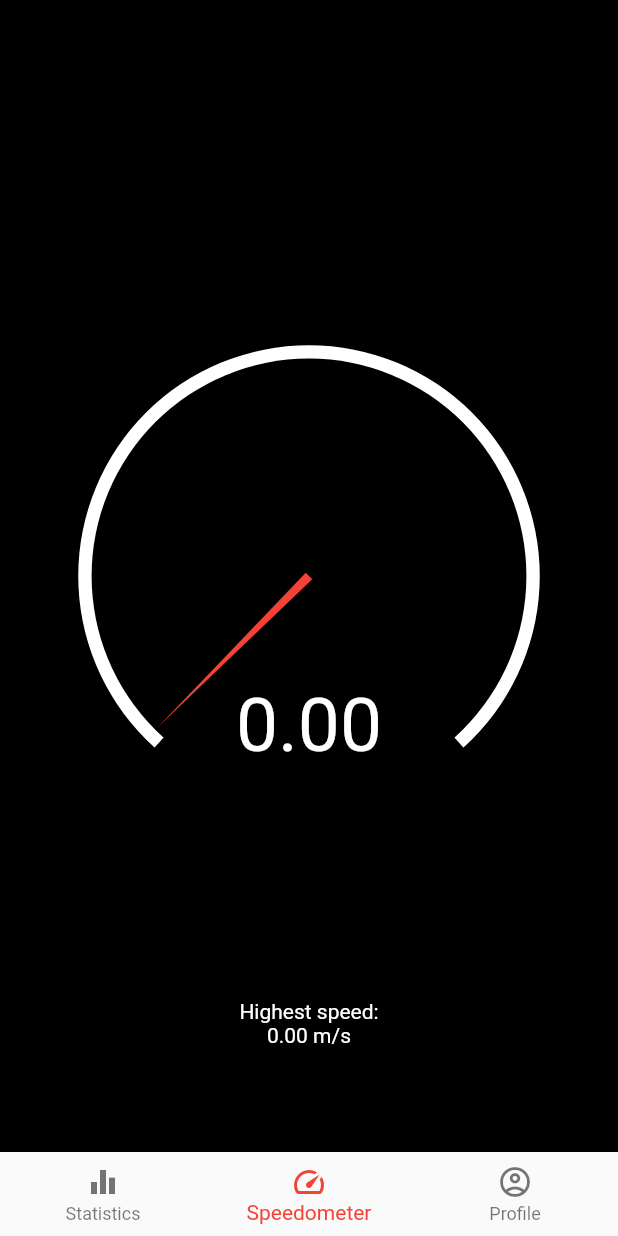
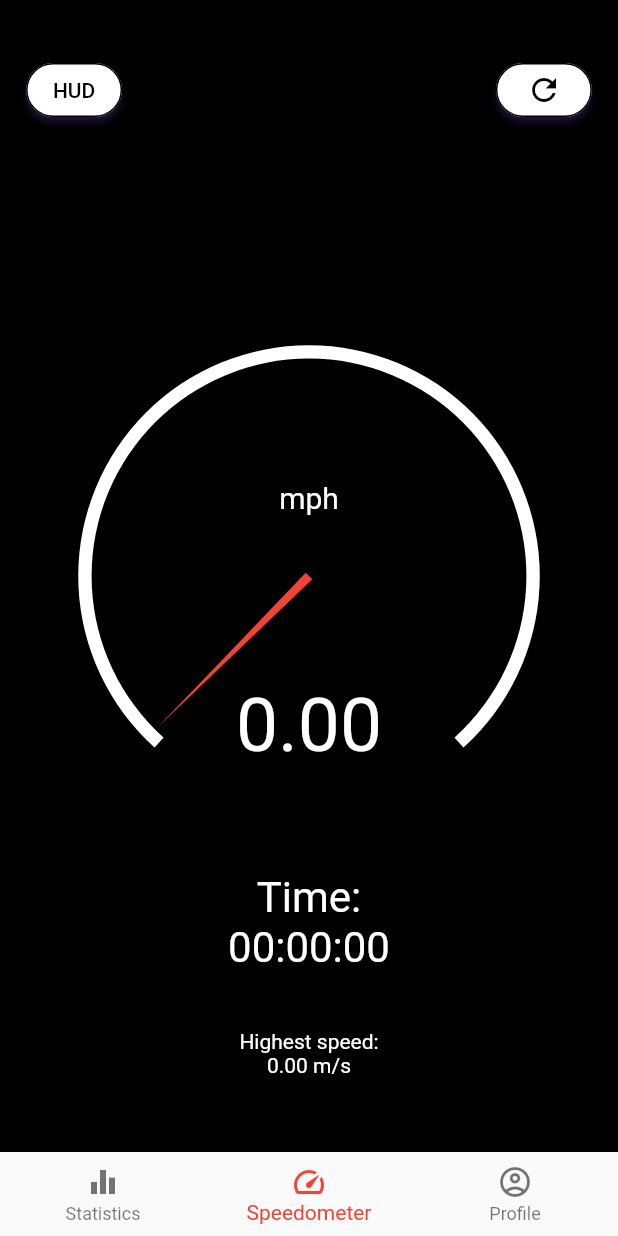
Before and after one commit to mb1shka/speedometer, a Flutter app: the screen it shows after launch, on a phone screen of 412 x 824 dp. Run offline on Flutter 3.47's test engine with Material 2 defaults, Android fonts, the phone set to English and light mode, and no system bars; our stand-ins replace location.

Commit message:
speedometer page design

```diff
--- a/lib/speedometer_container.dart
+++ b/lib/speedometer_container.dart
@@ -70,8 +70,57 @@ class _SpeedometerContainerState extends State<SpeedometerContainer> {
       backgroundColor: Colors.black,
       body: Stack(
         children: [
+          Align(
+            child: ElevatedButton(
+              onPressed: () {},
+              child: Text("HUD"),
+              style: ButtonStyle(
+                foregroundColor: MaterialStateProperty.all<Color>(Colors.black),
+                backgroundColor: MaterialStateProperty.all<Color>(Colors.white),
+                shadowColor: MaterialStateProperty.all<Color>(Colors.deepPurple),
+                shape: MaterialStateProperty.all<RoundedRectangleBorder>(
+                  RoundedRectangleBorder(
+                    borderRadius: BorderRadius.circular(18.0),
+                    side: BorderSide(color: Colors.black),
+                  ),
+                ),
+              ),
+            ),
+            alignment: Alignment(-0.9, -0.9),
+          ),
+          Align(
+            child: ElevatedButton(
+              onPressed: () {},
+              child: Icon(Icons.refresh_outlined),
+              style: ButtonStyle(
+                foregroundColor: MaterialStateProperty.all<Color>(Colors.black),
+                backgroundColor: MaterialStateProperty.all<Color>(Colors.white),
+                shadowColor: MaterialStateProperty.all<Color>(Colors.deepPurple),
+                shape: MaterialStateProperty.all<RoundedRectangleBorder>(
+                  RoundedRectangleBorder(
+                    borderRadius: BorderRadius.circular(18.0),
+                    side: BorderSide(color: Colors.black),
+                  ),
+                ),
+              ),
+            ),
+            alignment: Alignment(0.9, -0.9),
+          ),
           Container(
-            padding: const EdgeInsets.only(bottom: 70),
+            padding: const EdgeInsets.only(bottom: 120),
+            alignment: Alignment.bottomCenter,
+
+            child: Text(
+              "Time:\n00:00:00",
+              style: const TextStyle(
+                color: Colors.white,
+                fontSize: 28,
+              ),
+              textAlign: TextAlign.center,
+            )
+          ),
+          Container(
+            padding: const EdgeInsets.only(bottom: 50),
             alignment: Alignment.bottomCenter,
 
             child: Text(
@@ -89,6 +138,19 @@ class _SpeedometerContainerState extends State<SpeedometerContainer> {
             ),
           ),
           Container(
+            padding: const EdgeInsets.only(top: 320),
+            alignment: Alignment.topCenter,
+
+            child: Text(
+              "mph",
+              style: const TextStyle(
+                color: Colors.white,
+                fontSize: 20,
+              ),
+              textAlign: TextAlign.center,
+            ),
+          ),
+          Container(
             padding: const EdgeInsets.fromLTRB(0.0, 200, 0.0, 0.0),
             alignment: Alignment.center,
             child: Text(
```
